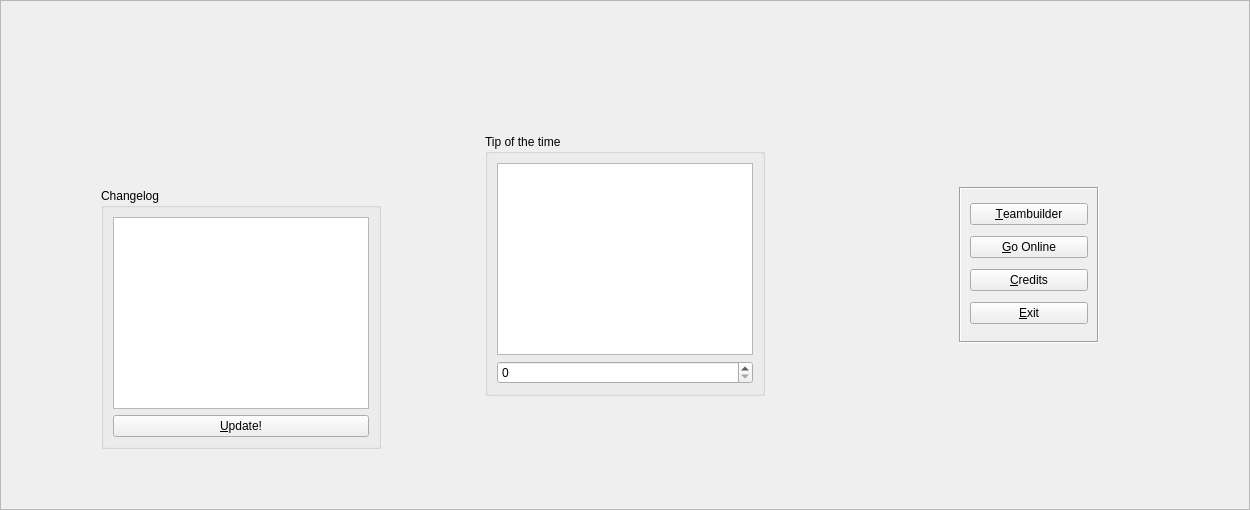
First picture: the form in src/Teambuilder/menu.ui, repository po-devs/pokemon-online, before the edit.
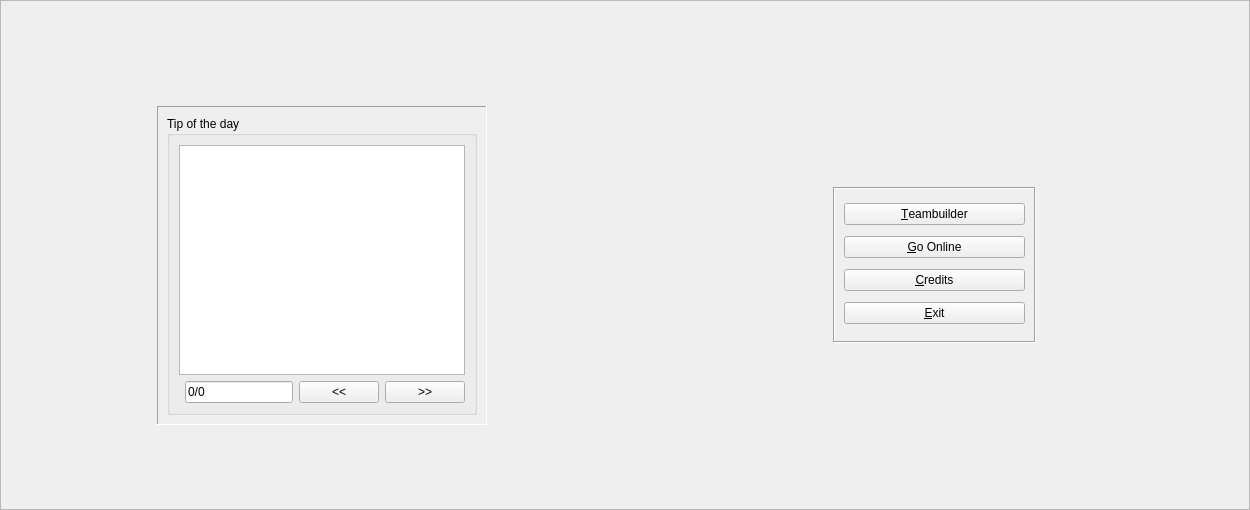
Second picture: the form after the edit.

Commit message: Made motd better

Diff of the .ui file:
```diff
--- a/src/Teambuilder/menu.ui
+++ b/src/Teambuilder/menu.ui
@@ -20,7 +20,17 @@
    <enum>QFrame::Raised</enum>
   </property>
   <layout class="QGridLayout" name="gridLayout_3">
-   <item row="1" column="3">
+   <item row="0" column="0" colspan="3">
+    <widget class="QLabel" name="appLogo">
+     <property name="text">
+      <string/>
+     </property>
+     <property name="alignment">
+      <set>Qt::AlignCenter</set>
+     </property>
+    </widget>
+   </item>
+   <item row="1" column="2">
     <layout class="QGridLayout" name="gridLayout">
      <item row="1" column="2">
       <widget class="QFrame" name="menuButtonsFrame">
@@ -140,93 +150,11 @@
      </item>
     </layout>
    </item>
-   <item row="0" column="0" colspan="4">
-    <widget class="QLabel" name="appLogo">
-     <property name="text">
-      <string/>
-     </property>
-     <property name="alignment">
-      <set>Qt::AlignCenter</set>
-     </property>
-    </widget>
-   </item>
-   <item row="1" column="1" colspan="2">
-    <layout class="QGridLayout" name="gridLayout_5">
-     <item row="1" column="0">
-      <widget class="QFrame" name="frame">
-       <property name="sizePolicy">
-        <sizepolicy hsizetype="Expanding" vsizetype="Expanding">
-         <horstretch>0</horstretch>
-         <verstretch>0</verstretch>
-        </sizepolicy>
-       </property>
-       <property name="frameShape">
-        <enum>QFrame::NoFrame</enum>
-       </property>
-       <property name="frameShadow">
-        <enum>QFrame::Raised</enum>
-       </property>
-       <property name="lineWidth">
-        <number>0</number>
-       </property>
-       <layout class="QHBoxLayout" name="horizontalLayout">
-        <item>
-         <spacer name="horizontalSpacer_5">
+   <item row="1" column="1">
+    <layout class="QGridLayout" name="gridLayout_8">
+     <item row="2" column="1">
+      <spacer name="verticalSpacer_8">
           <property name="orientation">
-           <enum>Qt::Horizontal</enum>
-          </property>
-          <property name="sizeType">
-           <enum>QSizePolicy::Fixed</enum>
-          </property>
-          <property name="sizeHint" stdset="0">
-           <size>
-            <width>40</width>
-            <height>20</height>
-           </size>
-          </property>
-         </spacer>
-        </item>
-        <item>
-         <widget class="QGroupBox" name="groupBox_2">
-          <property name="title">
-           <string>Tip of the time</string>
-          </property>
-          <layout class="QVBoxLayout" name="verticalLayout_6">
-           <item>
-            <widget class="QTextEdit" name="textEdit_2">
-             <property name="readOnly">
-              <bool>true</bool>
-             </property>
-            </widget>
-           </item>
-           <item>
-            <widget class="QSpinBox" name="spinBox_2"/>
-           </item>
-          </layout>
-         </widget>
-        </item>
-        <item>
-         <spacer name="horizontalSpacer_6">
-          <property name="orientation">
-           <enum>Qt::Horizontal</enum>
-          </property>
-          <property name="sizeType">
-           <enum>QSizePolicy::Expanding</enum>
-          </property>
-          <property name="sizeHint" stdset="0">
-           <size>
-            <width>40</width>
-            <height>20</height>
-           </size>
-          </property>
-         </spacer>
-        </item>
-       </layout>
-      </widget>
-     </item>
-     <item row="0" column="0">
-      <spacer name="verticalSpacer_5">
-       <property name="orientation">
         <enum>Qt::Vertical</enum>
        </property>
        <property name="sizeHint" stdset="0">
@@ -237,25 +165,8 @@
        </property>
       </spacer>
      </item>
-     <item row="2" column="0">
-      <spacer name="verticalSpacer_6">
-       <property name="orientation">
-        <enum>Qt::Vertical</enum>
-       </property>
-       <property name="sizeHint" stdset="0">
-        <size>
-         <width>20</width>
-         <height>40</height>
-        </size>
-       </property>
-      </spacer>
-     </item>
-    </layout>
-   </item>
-   <item row="1" column="0">
-    <layout class="QGridLayout" name="gridLayout_2" rowstretch="1,0,0,0" columnstretch="1,0,0">
      <item row="0" column="1">
-      <spacer name="verticalSpacer_4">
+      <spacer name="verticalSpacer_7">
        <property name="orientation">
         <enum>Qt::Vertical</enum>
        </property>
@@ -267,36 +178,20 @@
        </property>
       </spacer>
      </item>
-     <item row="1" column="0" rowspan="2">
-      <spacer name="horizontalSpacer_3">
-       <property name="orientation">
-        <enum>Qt::Horizontal</enum>
+     <item row="1" column="1">
+      <widget class="QStackedWidget" name="stackedWidget">
+       <property name="frameShape">
+        <enum>QFrame::Panel</enum>
        </property>
-       <property name="sizeType">
-        <enum>QSizePolicy::Expanding</enum>
+       <property name="frameShadow">
+        <enum>QFrame::Sunken</enum>
        </property>
-       <property name="sizeHint" stdset="0">
-        <size>
-         <width>40</width>
-         <height>20</height>
-        </size>
+       <property name="currentIndex">
+        <number>1</number>
        </property>
-      </spacer>
-     </item>
-     <item row="3" column="1">
-      <spacer name="verticalSpacer_3">
-       <property name="orientation">
-        <enum>Qt::Vertical</enum>
-       </property>
-       <property name="sizeHint" stdset="0">
-        <size>
-         <width>20</width>
-         <height>40</height>
-        </size>
-       </property>
-      </spacer>
-     </item>
-     <item row="1" column="1" rowspan="2">
+       <widget class="QWidget" name="page_3">
+        <layout class="QGridLayout" name="gridLayout_9">
+         <item row="0" column="0">
       <widget class="QFrame" name="updateContainer">
        <layout class="QVBoxLayout" name="verticalLayout_3">
         <item>
@@ -332,13 +227,71 @@
        </layout>
       </widget>
      </item>
-     <item row="1" column="2" rowspan="2">
-      <spacer name="horizontalSpacer_4">
+        </layout>
+       </widget>
+       <widget class="QWidget" name="page_4">
+        <layout class="QGridLayout" name="gridLayout_2">
+         <item row="0" column="0">
+          <widget class="QGroupBox" name="groupBox_2">
+           <property name="title">
+            <string>Tip of the day</string>
+           </property>
+           <layout class="QGridLayout" name="gridLayout_4">
+            <item row="1" column="2">
+             <widget class="QPushButton" name="pushButton">
+              <property name="text">
+               <string>&lt;&lt;</string>
+              </property>
+             </widget>
+            </item>
+            <item row="1" column="1">
+             <widget class="QLineEdit" name="lineEdit">
+              <property name="text">
+               <string>0/0</string>
+              </property>
+              <property name="readOnly">
+               <bool>true</bool>
+              </property>
+             </widget>
+            </item>
+            <item row="1" column="3">
+             <widget class="QPushButton" name="pushButton_2">
+              <property name="text">
+               <string>&gt;&gt;</string>
+              </property>
+             </widget>
+            </item>
+            <item row="0" column="0" colspan="4">
+             <widget class="QTextEdit" name="textEdit_2">
+              <property name="readOnly">
+               <bool>true</bool>
+              </property>
+             </widget>
+            </item>
+           </layout>
+          </widget>
+         </item>
+        </layout>
+       </widget>
+      </widget>
+     </item>
+     <item row="1" column="0">
+      <spacer name="horizontalSpacer_9">
        <property name="orientation">
         <enum>Qt::Horizontal</enum>
        </property>
-       <property name="sizeType">
-        <enum>QSizePolicy::Expanding</enum>
+       <property name="sizeHint" stdset="0">
+        <size>
+         <width>40</width>
+         <height>20</height>
+        </size>
+       </property>
+      </spacer>
+     </item>
+     <item row="1" column="2">
+      <spacer name="horizontalSpacer_7">
+       <property name="orientation">
+        <enum>Qt::Horizontal</enum>
        </property>
        <property name="sizeHint" stdset="0">
         <size>
```
Lines whose indentation alone changed are shown as unchanged. The commit also changes 2 other files.
